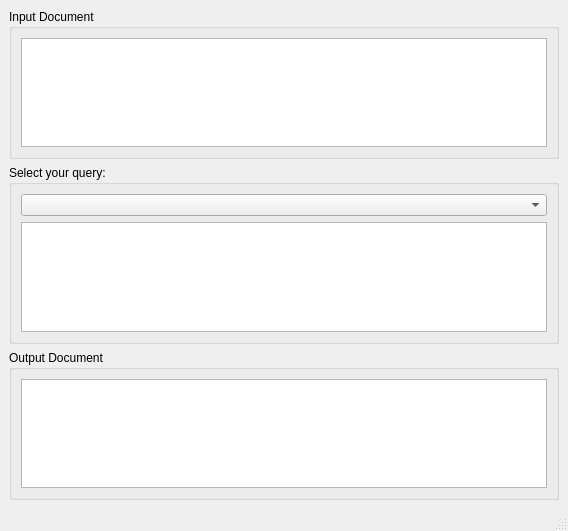
First picture: the form in recipes/forms/querywidget.ui, repository mblsha/afisha-cinema, before the edit.
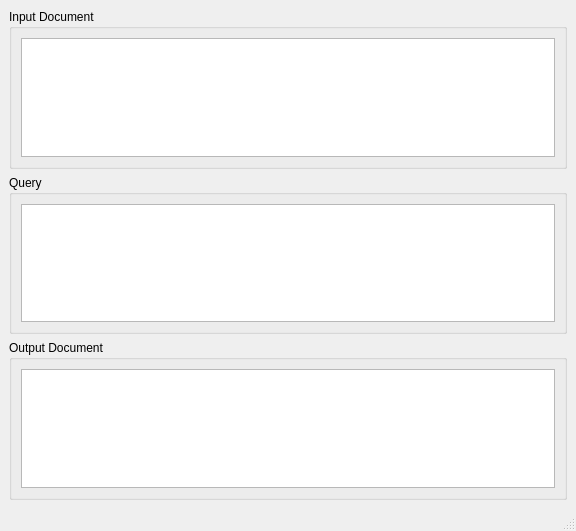
Second picture: the form after the edit.

Commit message: recipes now operates on data in widgets.

Patch:
```diff
--- a/recipes/forms/querywidget.ui
+++ b/recipes/forms/querywidget.ui
@@ -5,7 +5,7 @@
    <rect>
     <x>0</x>
     <y>0</y>
-    <width>545</width>
+    <width>576</width>
     <height>531</height>
    </rect>
   </property>
@@ -13,23 +13,9 @@
    <string>Recipes XQuery Example</string>
   </property>
   <widget class="QWidget" name="centralwidget" >
-   <property name="geometry" >
-    <rect>
-     <x>0</x>
-     <y>29</y>
-     <width>545</width>
-     <height>480</height>
-    </rect>
-   </property>
    <layout class="QVBoxLayout" name="verticalLayout" >
     <item>
      <layout class="QVBoxLayout" >
-      <property name="spacing" >
-       <number>6</number>
-      </property>
-      <property name="margin" >
-       <number>0</number>
-      </property>
       <item>
        <widget class="QGroupBox" name="inputGroupBox" >
         <property name="minimumSize" >
@@ -44,12 +30,6 @@
         <layout class="QVBoxLayout" name="verticalLayout_4" >
          <item>
           <layout class="QVBoxLayout" name="_2" >
-           <property name="spacing" >
-            <number>6</number>
-           </property>
-           <property name="margin" >
-            <number>0</number>
-           </property>
            <item>
             <widget class="QTextEdit" name="inputTextEdit" />
            </item>
@@ -67,12 +47,9 @@
          </size>
         </property>
         <property name="title" >
-         <string>Select your query:</string>
+         <string>Query</string>
         </property>
         <layout class="QVBoxLayout" name="verticalLayout_5" >
-         <item>
-          <widget class="QComboBox" name="defaultQueries" />
-         </item>
          <item>
           <widget class="QTextEdit" name="queryTextEdit" >
            <property name="minimumSize" >
@@ -82,7 +59,7 @@
             </size>
            </property>
            <property name="readOnly" >
-            <bool>true</bool>
+            <bool>false</bool>
            </property>
            <property name="acceptRichText" >
             <bool>false</bool>
@@ -106,12 +83,6 @@
         <layout class="QVBoxLayout" name="verticalLayout_6" >
          <item>
           <layout class="QVBoxLayout" name="_3" >
-           <property name="spacing" >
-            <number>6</number>
-           </property>
-           <property name="margin" >
-            <number>0</number>
-           </property>
            <item>
             <widget class="QTextEdit" name="outputTextEdit" >
              <property name="minimumSize" >
@@ -142,21 +113,12 @@
     <rect>
      <x>0</x>
      <y>0</y>
-     <width>545</width>
-     <height>29</height>
-    </rect>
-   </property>
-  </widget>
-  <widget class="QStatusBar" name="statusbar" >
-   <property name="geometry" >
-    <rect>
-     <x>0</x>
-     <y>509</y>
-     <width>545</width>
+     <width>576</width>
      <height>22</height>
     </rect>
    </property>
   </widget>
+  <widget class="QStatusBar" name="statusbar" />
  </widget>
  <resources/>
  <connections/>
```
The commit also changes 3 other files.
